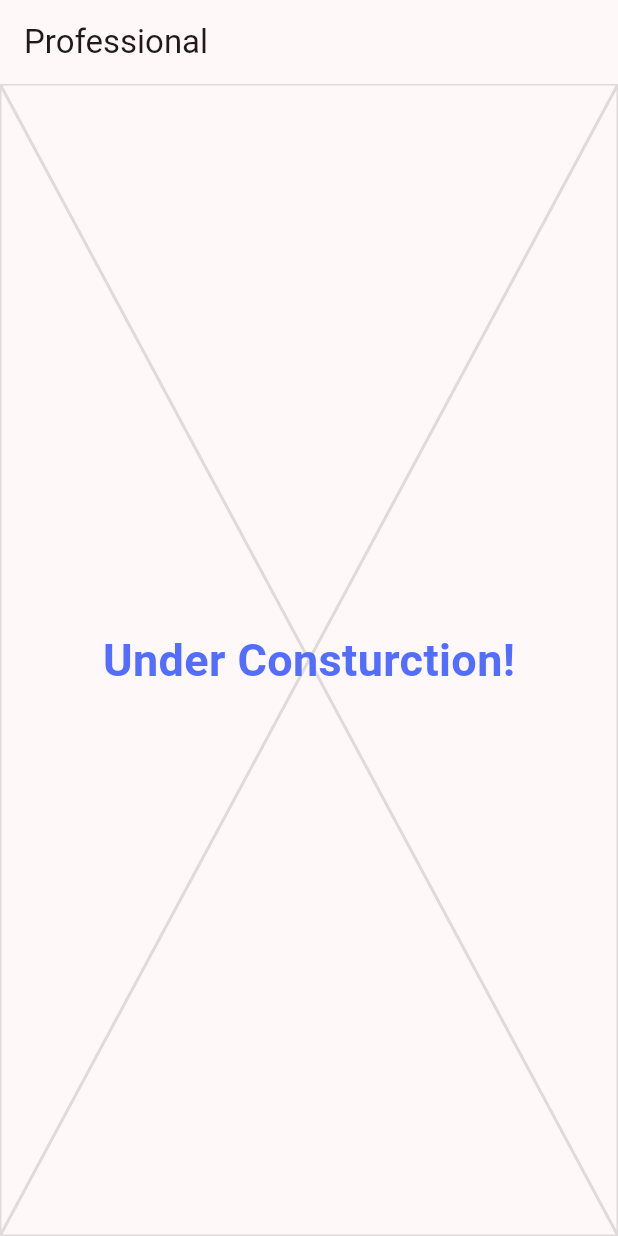
After one commit to siva-ratnakar/home_page, a Flutter app: the ProfessionalPage screen opened by its route, on a phone screen of 412 x 824 dp. The commit adds this screen. Run offline on Flutter 3.47's test engine with Material 3 defaults, Android fonts, the light colour scheme and no system bars; our stand-ins replace flutter_animate, go_router.

Commit message:
upgrade packages and add go router
- upgrade dart version
- add go router package for navigation
- add placeholder professional page

```diff
--- a/lib/main.dart
+++ b/lib/main.dart
@@ -1,5 +1,5 @@
 import 'package:flutter/material.dart';
-import 'package:siva_website/home/home.dart';
+import 'package:siva_website/router.dart';
 
 void main() {
   runApp(const MyApp());
@@ -10,28 +10,15 @@ class MyApp extends StatelessWidget {
 
   @override
   Widget build(BuildContext context) {
-    return MaterialApp(
+    return MaterialApp.router(
       title: 'Siva Ratnakar Immadi',
       debugShowCheckedModeBanner: false,
       theme: ThemeData(
         primaryColor: const Color(0xFF6D6EAD),
         colorScheme: ColorScheme.fromSeed(seedColor: Colors.black),
-        // colorScheme: const ColorScheme(
-        //   brightness: Brightness.light,
-        //   primary: Colors.black,
-        //   onPrimary: Colors.white,
-        //   secondary: Colors.white,
-        //   onSecondary: Colors.black,
-        //   error: Colors.red,
-        //   onError: Colors.white,
-        //   background: Colors.white,
-        //   onBackground: Colors.black,
-        //   surface: Colors.white,
-        //   onSurface: Colors.black,
-        // ),
         useMaterial3: true,
       ),
-      home: const HomePage(),
+      routerConfig: CustomRouter.config,
     );
   }
 }
--- /dev/null
+++ b/lib/professional/professional.dart
@@ -0,0 +1,31 @@
+import 'package:flutter/material.dart';
+
+class ProfessionalPage extends StatelessWidget {
+  const ProfessionalPage({super.key});
+
+  @override
+  Widget build(BuildContext context) {
+    return Scaffold(
+      appBar: AppBar(
+        title: const Text('Professional'),
+      ),
+      body: const Stack(
+        children: [
+          Placeholder(
+            color: Colors.black12,
+          ),
+          Center(
+            child: Text(
+              'Under Consturction!',
+              style: TextStyle(
+                color: Colors.indigoAccent,
+                fontWeight: FontWeight.bold,
+                fontSize: 30,
+              ),
+            ),
+          ),
+        ],
+      ),
+    );
+  }
+}
--- /dev/null
+++ b/lib/router.dart
@@ -0,0 +1,19 @@
+import 'package:go_router/go_router.dart';
+import 'package:siva_website/home/home.dart';
+import 'package:siva_website/professional/professional.dart';
+
+class CustomRouter {
+  // GoRouter configuration
+  static final config = GoRouter(
+    routes: [
+      GoRoute(
+        path: '/',
+        builder: (context, state) => const HomePage(),
+      ),
+      GoRoute(
+        path: '/professional',
+        builder: (context, state) => const ProfessionalPage(),
+      ),
+    ],
+  );
+}
```
Also changed, not shown: pubspec.yaml (+6 -5 lines), pubspec.lock.
